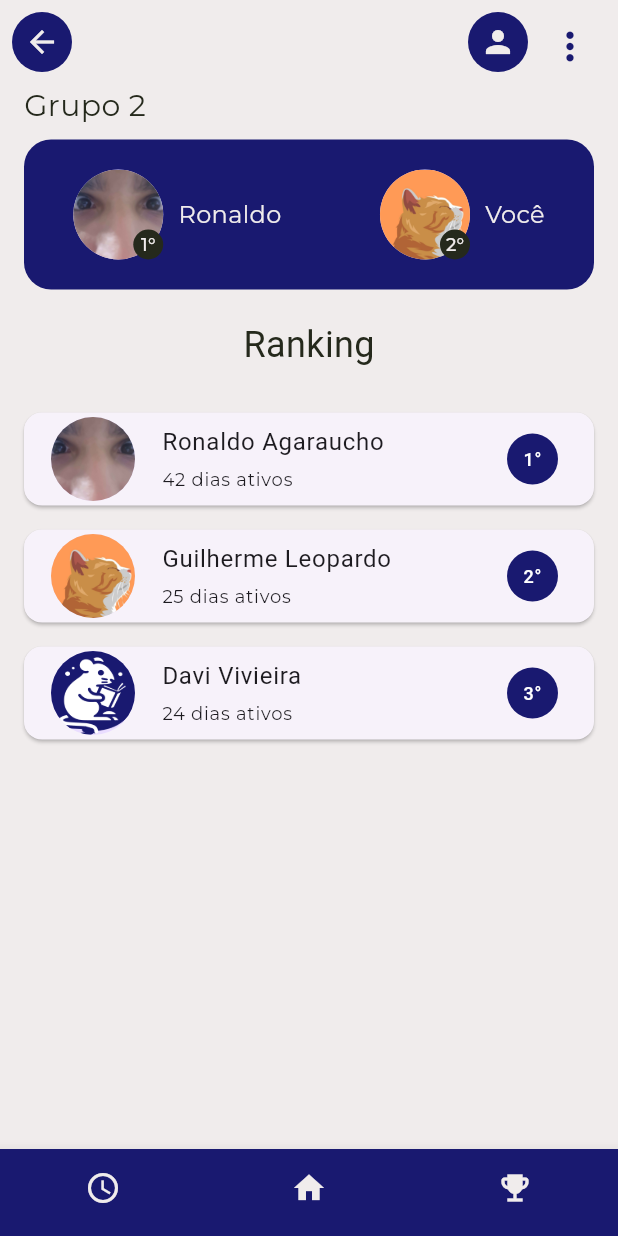
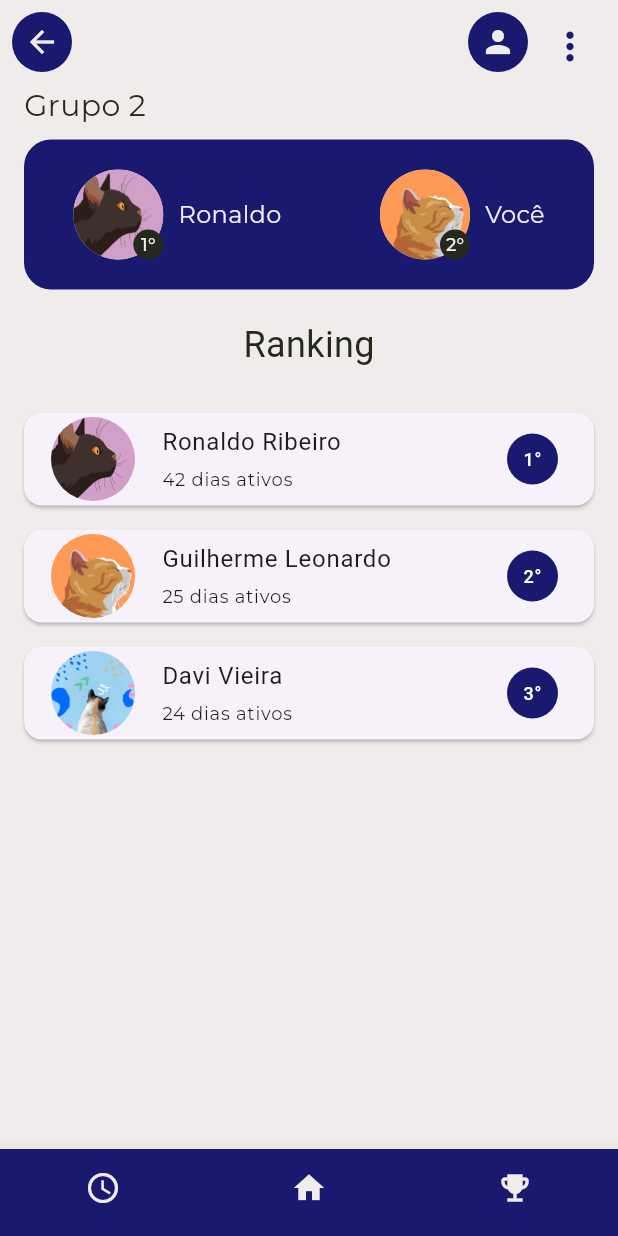
Before and after one commit to notsogreatdavi/DSI-2024.2, a Flutter app: the RankingScreen screen opened by its route, on a phone screen of 412 x 824 dp. Run offline on Flutter 3.47's test engine with Material 3 defaults, Android fonts, the phone set to English and light mode, and no system bars; our stand-ins replace supabase_flutter; accounts and stored records are empty; Roboto replaces fonts that are missing (Montserrat-bold, Montserrat-semibold).

Commit message:
Adicionei novas imagens no ranking screen
Adicionei no ranking_screen e atualizei no pubspec

```diff
--- a/flutter_application_1/lib/src/features/ranking/ranking_screen.dart
+++ b/flutter_application_1/lib/src/features/ranking/ranking_screen.dart
@@ -76,7 +76,7 @@ class RankingScreenState extends State<RankingScreen> {
                             children: [
                               CircleAvatar(
                                 radius: 30,
-                                backgroundImage: AssetImage('assets/images/ronaldo_teste.jpg'),
+                                backgroundImage: AssetImage('assets/images/gato_rosa.jpg'),
                               ),
                               Positioned(
                                 bottom: 0,
@@ -167,14 +167,14 @@ class RankingScreenState extends State<RankingScreen> {
                   margin: const EdgeInsets.symmetric(vertical: 8, horizontal: 16),
                   child: ListTile(
                     leading: CircleAvatar(
-                      backgroundImage: AssetImage('assets/images/ronaldo_teste.jpg'),
+                      backgroundImage: AssetImage('assets/images/gato_rosa.jpg'),
                       radius: 30, // Aumenta o tamanho da imagem
                     ),
                     title: Column(
                       crossAxisAlignment: CrossAxisAlignment.start,
                       children: [
                         const Text(
-                          'Ronaldo Agaraucho',
+                          'Ronaldo Ribeiro',
                           style: TextStyle(
                             fontFamily: 'Montserrat-semibold',
                           ),
@@ -219,7 +219,7 @@ class RankingScreenState extends State<RankingScreen> {
                       crossAxisAlignment: CrossAxisAlignment.start,
                       children: [
                         const Text(
-                          'Guilherme Leopardo',
+                          'Guilherme Leonardo',
                           style: TextStyle(
                             fontFamily: 'Montserrat-semibold',
                           ),
@@ -257,14 +257,14 @@ class RankingScreenState extends State<RankingScreen> {
                   margin: const EdgeInsets.symmetric(vertical: 8, horizontal: 16),
                   child: ListTile(
                     leading: CircleAvatar(
-                      backgroundImage: AssetImage('assets/images/RatoBrancoFundoAzul.png'),
+                      backgroundImage: AssetImage('assets/images/gato_real.jpg'),
                       radius: 30, // Aumenta o tamanho da imagem
                     ),
                     title: Column(
                       crossAxisAlignment: CrossAxisAlignment.start,
                       children: [
                         const Text(
-                          'Davi Vivieira',
+                          'Davi Vieira',
                           style: TextStyle(
                             fontFamily: 'Montserrat-semibold',
                           ),
--- a/flutter_application_1/pubspec.yaml
+++ b/flutter_application_1/pubspec.yaml
@@ -45,4 +45,7 @@ flutter:
     - assets/images/livro_ativo.png
     - assets/images/RatoBrancoFundoAzul.png
     - assets/images/ronaldo_teste.jpg
+    - assets/images/dois_Gatos.jpg
+    - assets/images/gato_real.jpg
+    - assets/images/gato_rosa.jpg
     - assets/ca/
```
Also changed, not shown: flutter_application_1/assets/images/dois_Gatos.jpg (added), flutter_application_1/assets/images/gato_real.jpg (added), flutter_application_1/assets/images/gato_rosa.jpg (added).
